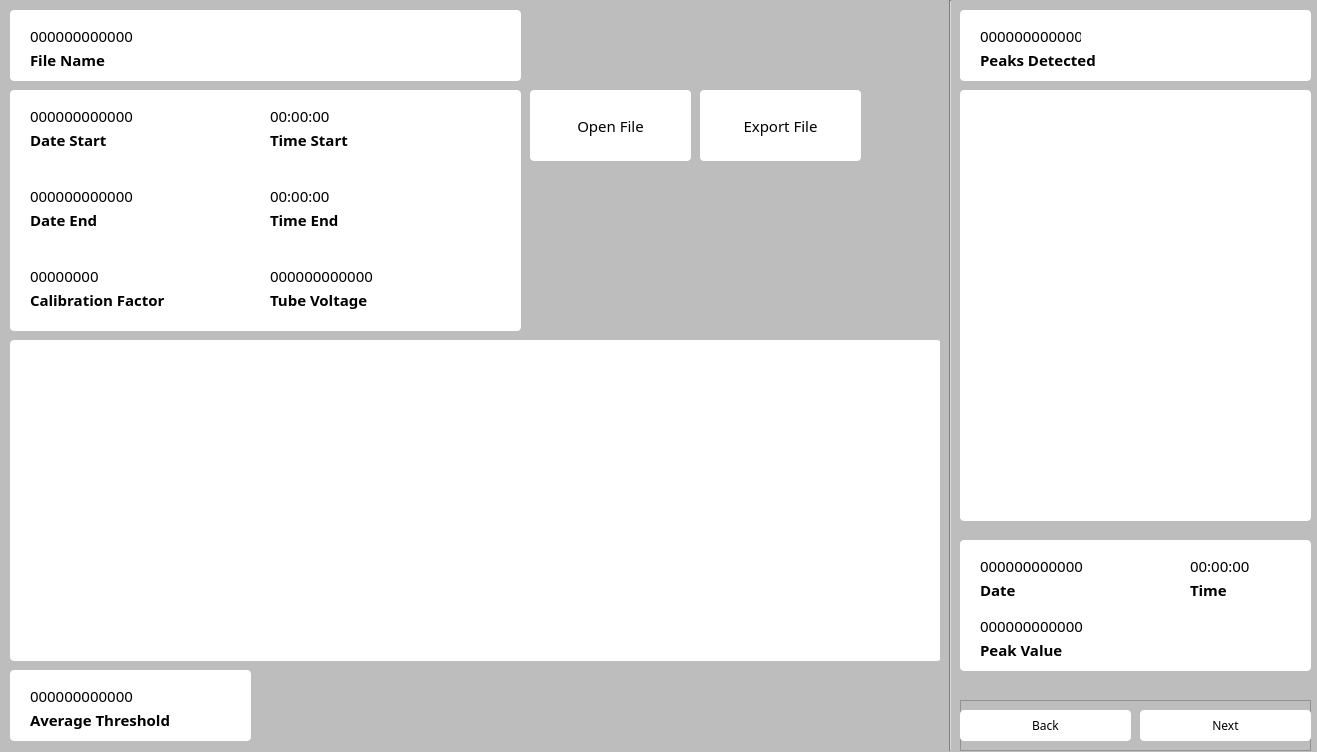
Old version of the form PIG_Tracker_V3.ui in the repository Ponti23/tracker_project.
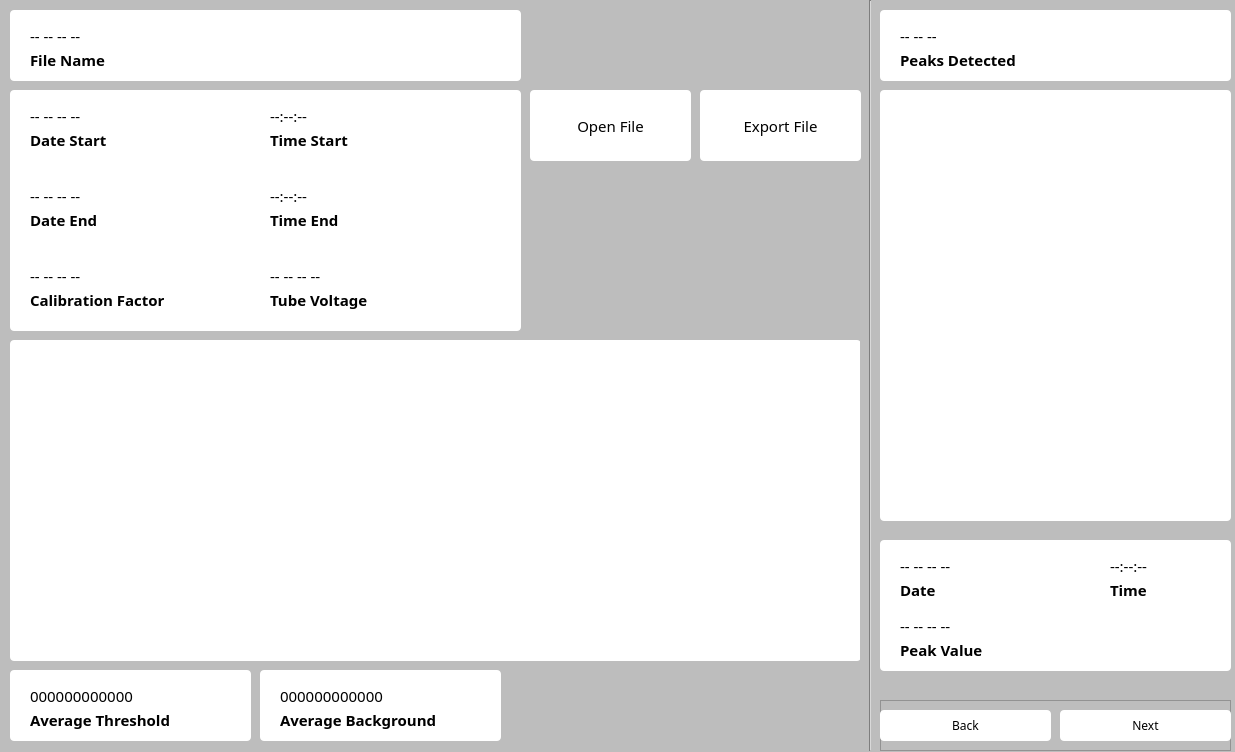
New version of the form.

The edit to the form file:
```diff
--- a/PIG_Tracker_V3.ui
+++ b/PIG_Tracker_V3.ui
@@ -6,7 +6,7 @@
    <rect>
     <x>0</x>
     <y>0</y>
-    <width>1317</width>
+    <width>1235</width>
     <height>752</height>
    </rect>
   </property>
@@ -22,7 +22,7 @@
      <rect>
       <x>10</x>
       <y>340</y>
-      <width>931</width>
+      <width>851</width>
       <height>321</height>
      </rect>
     </property>
@@ -52,7 +52,7 @@
    <widget class="QFrame" name="peak_data_graph_frame">
     <property name="geometry">
      <rect>
-      <x>960</x>
+      <x>880</x>
       <y>90</y>
       <width>351</width>
       <height>431</height>
@@ -119,7 +119,7 @@
       </font>
      </property>
      <property name="text">
-      <string>000000000000</string>
+      <string>-- -- -- --</string>
      </property>
      <property name="textFormat">
       <enum>Qt::AutoText</enum>
@@ -215,7 +215,7 @@
       </font>
      </property>
      <property name="text">
-      <string>000000000000</string>
+      <string>-- -- -- --</string>
      </property>
      <property name="textFormat">
       <enum>Qt::AutoText</enum>
@@ -243,7 +243,7 @@
       </font>
      </property>
      <property name="text">
-      <string>00:00:00</string>
+      <string>--:--:--</string>
      </property>
      <property name="textFormat">
       <enum>Qt::AutoText</enum>
@@ -319,7 +319,7 @@
       </font>
      </property>
      <property name="text">
-      <string>000000000000</string>
+      <string>-- -- -- --</string>
      </property>
      <property name="textFormat">
       <enum>Qt::AutoText</enum>
@@ -347,7 +347,7 @@
       </font>
      </property>
      <property name="text">
-      <string>00:00:00</string>
+      <string>--:--:--</string>
      </property>
      <property name="textFormat">
       <enum>Qt::AutoText</enum>
@@ -399,7 +399,7 @@
       </font>
      </property>
      <property name="text">
-      <string>00000000</string>
+      <string>-- -- -- --</string>
      </property>
      <property name="textFormat">
       <enum>Qt::AutoText</enum>
@@ -451,7 +451,7 @@
       </font>
      </property>
      <property name="text">
-      <string>000000000000</string>
+      <string>-- -- -- --</string>
      </property>
      <property name="textFormat">
       <enum>Qt::AutoText</enum>
@@ -488,7 +488,7 @@
    <widget class="QFrame" name="peaks_frame">
     <property name="geometry">
      <rect>
-      <x>960</x>
+      <x>880</x>
       <y>10</y>
       <width>351</width>
       <height>71</height>
@@ -509,7 +509,7 @@
       <rect>
        <x>20</x>
        <y>10</y>
-       <width>101</width>
+       <width>121</width>
        <height>31</height>
       </rect>
      </property>
@@ -523,7 +523,7 @@
       </font>
      </property>
      <property name="text">
-      <string>000000000000</string>
+      <string>-- -- --</string>
      </property>
      <property name="textFormat">
       <enum>Qt::AutoText</enum>
@@ -560,7 +560,7 @@
    <widget class="Line" name="line">
     <property name="geometry">
      <rect>
-      <x>940</x>
+      <x>860</x>
       <y>0</y>
       <width>20</width>
       <height>751</height>
@@ -573,7 +573,7 @@
    <widget class="QFrame" name="peak_data_frame">
     <property name="geometry">
      <rect>
-      <x>960</x>
+      <x>880</x>
       <y>540</y>
       <width>351</width>
       <height>131</height>
@@ -632,7 +632,7 @@
       </font>
      </property>
      <property name="text">
-      <string>000000000000</string>
+      <string>-- -- -- --</string>
      </property>
      <property name="textFormat">
       <enum>Qt::AutoText</enum>
@@ -660,7 +660,7 @@
       </font>
      </property>
      <property name="text">
-      <string>00:00:00</string>
+      <string>--:--:--</string>
      </property>
      <property name="textFormat">
       <enum>Qt::AutoText</enum>
@@ -712,7 +712,7 @@
       </font>
      </property>
      <property name="text">
-      <string>000000000000</string>
+      <string>-- -- -- --</string>
      </property>
      <property name="textFormat">
       <enum>Qt::AutoText</enum>
@@ -821,7 +821,7 @@
    <widget class="QFrame" name="peak_buttons_frame">
     <property name="geometry">
      <rect>
-      <x>960</x>
+      <x>880</x>
       <y>700</y>
       <width>351</width>
       <height>51</height>
@@ -928,6 +928,78 @@
      <string>Export File</string>
     </property>
    </widget>
+   <widget class="QFrame" name="background_frame">
+    <property name="geometry">
+     <rect>
+      <x>260</x>
+      <y>670</y>
+      <width>241</width>
+      <height>71</height>
+     </rect>
+    </property>
+    <property name="styleSheet">
+     <string notr="true">background-color: rgb(255, 255, 255);
+border-radius: 4px;</string>
+    </property>
+    <property name="frameShape">
+     <enum>QFrame::StyledPanel</enum>
+    </property>
+    <property name="frameShadow">
+     <enum>QFrame::Raised</enum>
+    </property>
+    <widget class="QLabel" name="background_text">
+     <property name="geometry">
+      <rect>
+       <x>20</x>
+       <y>10</y>
+       <width>151</width>
+       <height>31</height>
+      </rect>
+     </property>
+     <property name="font">
+      <font>
+       <family>Cascadia Code ExtraLight</family>
+       <pointsize>11</pointsize>
+       <weight>50</weight>
+       <italic>false</italic>
+       <bold>false</bold>
+      </font>
+     </property>
+     <property name="text">
+      <string>000000000000</string>
+     </property>
+     <property name="textFormat">
+      <enum>Qt::AutoText</enum>
+     </property>
+     <property name="alignment">
+      <set>Qt::AlignLeading|Qt::AlignLeft|Qt::AlignVCenter</set>
+     </property>
+    </widget>
+    <widget class="QLabel" name="background_label">
+     <property name="geometry">
+      <rect>
+       <x>20</x>
+       <y>40</y>
+       <width>191</width>
+       <height>20</height>
+      </rect>
+     </property>
+     <property name="font">
+      <font>
+       <family>Cascadia Code SemiBold</family>
+       <pointsize>11</pointsize>
+       <weight>75</weight>
+       <bold>true</bold>
+      </font>
+     </property>
+     <property name="text">
+      <string>Average Background</string>
+     </property>
+     <property name="alignment">
+      <set>Qt::AlignLeading|Qt::AlignLeft|Qt::AlignVCenter</set>
+     </property>
+    </widget>
+   </widget>
    <zorder>raw_data_graph_frame</zorder>
    <zorder>peak_data_graph_frame</zorder>
    <zorder>file_frame</zorder>
```
Left out of the diff: 1 changed line with no effect on the pictures.
